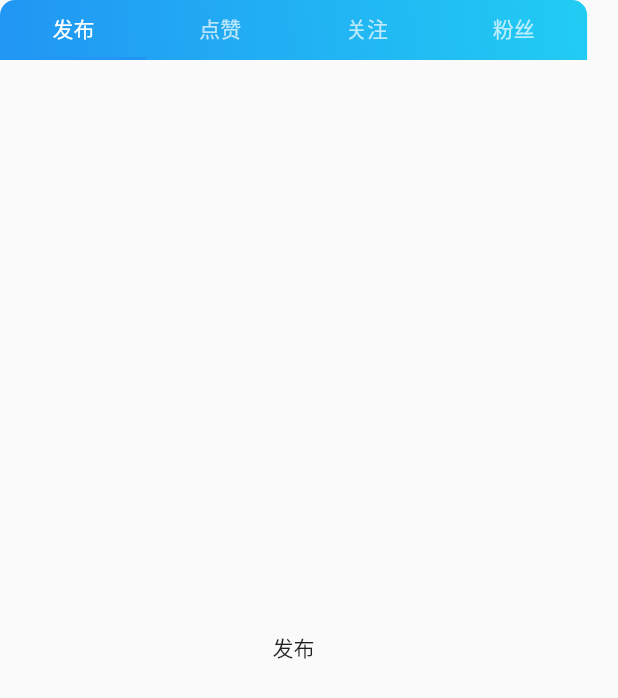
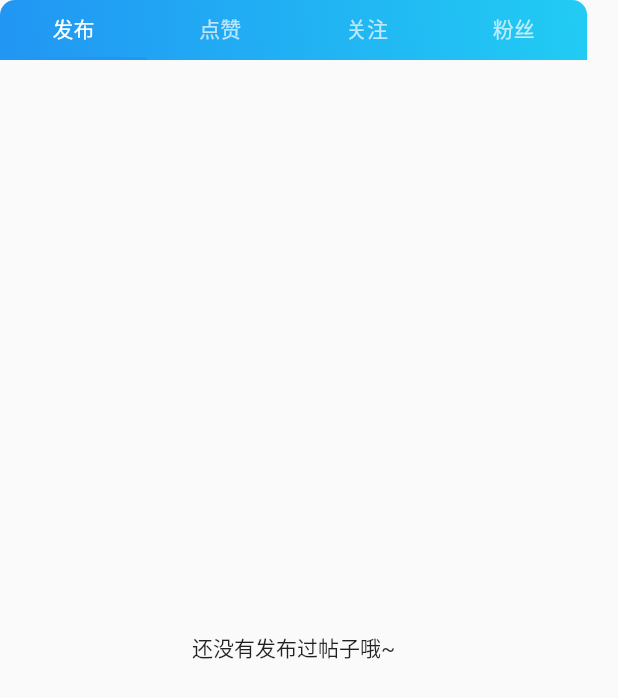
Before and after one commit to litaott/stellar_town, a Flutter app: the TabList widget shown alone on an empty page, opened directly with empty values, on a phone screen of 412 x 824 dp. Shown: the top 698 px of the screen. Run offline on Flutter 3.47's test engine with Material 2 defaults, Android fonts, the phone set to English and light mode, and no system bars; our stand-ins replace dart_mappable, date_format, dio, flutter_svg, image_picker, random_string and 3 more; missing offline and left inert: flutter_picker, lpinyin; generated files the repository leaves out were written again.

Commit message:
最后修改

```diff
--- a/lib/component/Navigation.dart
+++ b/lib/component/Navigation.dart
@@ -1,8 +1,7 @@
 import 'package:flutter/material.dart';
 import 'package:stellar_town/view/explore/ExploreView.dart';
+import 'package:stellar_town/view/post/PostHomeView.dart';
 import 'package:stellar_town/view/user/PersonalView.dart';
-
-import '../view/post/PostHomeView.dart';
 
 /// 底部导航栏组件
 /// @author tt
--- a/lib/component/user/personal/TabList.dart
+++ b/lib/component/user/personal/TabList.dart
@@ -81,8 +81,8 @@ class TabListState extends State<TabList> with SingleTickerProviderStateMixin {
             child: TabBarView(
               controller: tabController,
               children: [
-                const Center(child: Text('发布')),
-                const Center(child: Text('点赞')),
+                const Center(child: Text('还没有发布过帖子哦~')),
+                const Center(child: Text('还没有点赞过帖子哦~')),
 
                 /// 关注列表
                 FutureBuilder<List<User>>(
--- a/lib/view/explore/ExploreView.dart
+++ b/lib/view/explore/ExploreView.dart
@@ -49,7 +49,7 @@ class ExploreViewState extends State<ExploreView> with AnimationMixin {
   void initState() {
     initAnimations();
 
-    // resetAllInfo();
+    resetAllInfo();
 
     super.initState();
   }
```
Also changed, not shown: lib/view/explore/SkyTransferView.dart (+5 -5 lines).
